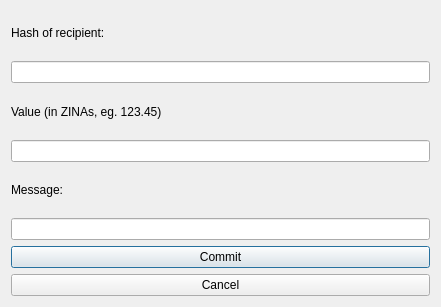
Above: addtransactiondialog.ui from involodya/ZINA_Blockchain before the change. Below: the same form after it.
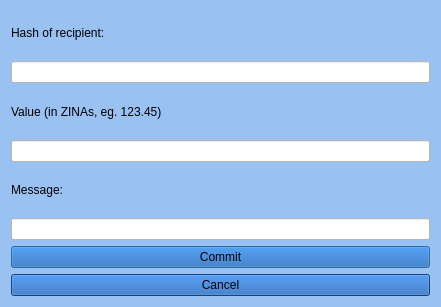
That is the form after the change.

```diff
--- a/addtransactiondialog.ui
+++ b/addtransactiondialog.ui
@@ -13,6 +13,11 @@
   <property name="windowTitle">
    <string>Dialog</string>
   </property>
+  <property name="styleSheet">
+   <string notr="true">background:  rgb(153, 193, 241)
+
+</string>
+  </property>
   <layout class="QVBoxLayout" name="verticalLayout">
    <item>
     <widget class="QLabel" name="label">
@@ -22,7 +27,12 @@
     </widget>
    </item>
    <item>
-    <widget class="QLineEdit" name="input_hash"/>
+    <widget class="QLineEdit" name="input_hash">
+     <property name="styleSheet">
+      <string notr="true">background:  rgb(255, 255, 255)
+</string>
+     </property>
+    </widget>
    </item>
    <item>
     <widget class="QLabel" name="label_3">
@@ -32,7 +42,12 @@
     </widget>
    </item>
    <item>
-    <widget class="QLineEdit" name="input_value"/>
+    <widget class="QLineEdit" name="input_value">
+     <property name="styleSheet">
+      <string notr="true">background:  rgb(255, 255, 255)
+</string>
+     </property>
+    </widget>
    </item>
    <item>
     <widget class="QLabel" name="label_2">
@@ -42,17 +57,30 @@
     </widget>
    </item>
    <item>
-    <widget class="QLineEdit" name="input_message"/>
+    <widget class="QLineEdit" name="input_message">
+     <property name="styleSheet">
+      <string notr="true">background:  rgb(255, 255, 255)
+</string>
+     </property>
+    </widget>
    </item>
    <item>
     <widget class="QPushButton" name="Commit_button">
+     <property name="styleSheet">
+      <string notr="true">background:  rgb(26, 95, 180)
+</string>
+     </property>
      <property name="text">
       <string>Commit</string>
      </property>
     </widget>
    </item>
    <item>
-    <widget class="QPushButton" name="pushButton">
+    <widget class="QPushButton" name="CancelButton">
+     <property name="styleSheet">
+      <string notr="true">background:  rgb(26, 95, 180)
+</string>
+     </property>
      <property name="text">
       <string>Cancel</string>
      </property>
```
Left out of the diff: 19 changed lines with no effect on the pictures.
